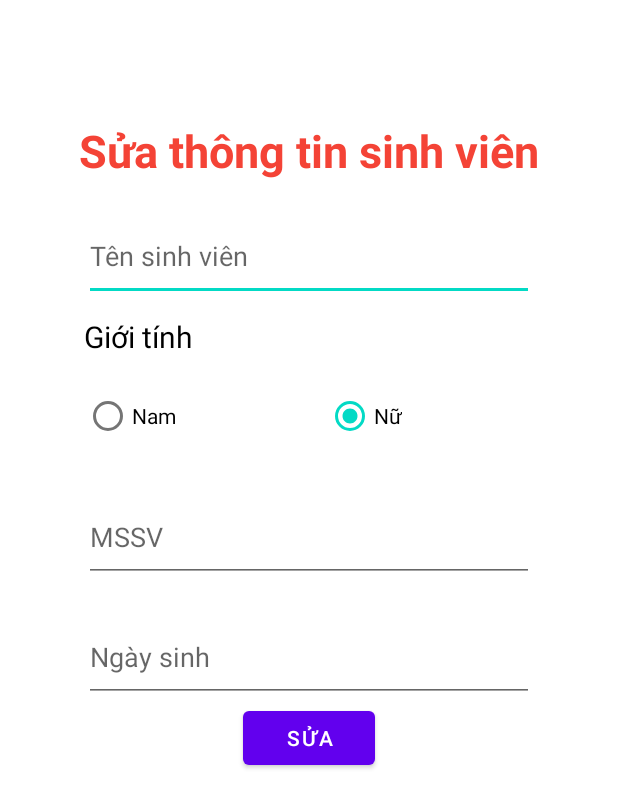
After one commit to nguyenducdungg12/android, an Android app: the ActivityUpdateStudent screen opened directly, with no data from a screen before it, on a phone screen of 412 x 824 dp. The commit adds this screen. Shown: the top 808 px of the screen. Run offline under Robolectric (Android 15) with nearby library versions, the phone set to English and light mode, and no system bars; 1 statement that could not run was skipped.

Commit message:
add student

```diff
--- a/app/src/main/AndroidManifest.xml
+++ b/app/src/main/AndroidManifest.xml
@@ -9,7 +9,8 @@
         android:roundIcon="@mipmap/ic_launcher_round"
         android:supportsRtl="true"
         android:theme="@style/Theme.QLSV">
-        <activity android:name=".ActivityInformationStudent"></activity>
+        <activity android:name=".ActivityUpdateStudent"></activity>
+        <activity android:name=".ActivityInformationStudent" />
         <activity android:name=".ActivityAddStudent" />
         <activity android:name=".ActivityUpdateSubject" />
         <activity android:name=".ActivitySubjectInformation" />
--- a/app/src/main/java/com/deitel/qlsv/ActivitySubject.java
+++ b/app/src/main/java/com/deitel/qlsv/ActivitySubject.java
@@ -129,7 +129,6 @@ public class ActivitySubject extends AppCompatActivity {
         Button btnYes = dialog.findViewById(R.id.buttonYesDeleteSubject);
         Button btnNo = dialog.findViewById(R.id.buttonNoDeleteSubject);
 
-        Log.d("delete", "delete: "+btnYes);
 
         btnYes.setOnClickListener(new View.OnClickListener() {
             @Override
--- /dev/null
+++ b/app/src/main/java/com/deitel/qlsv/ActivityUpdateStudent.java
@@ -0,0 +1,114 @@
+package com.deitel.qlsv;
+
+import androidx.appcompat.app.AppCompatActivity;
+
+import android.app.Dialog;
+import android.content.Intent;
+import android.os.Bundle;
+import android.util.Log;
+import android.view.View;
+import android.widget.Button;
+import android.widget.EditText;
+import android.widget.RadioButton;
+import android.widget.Toast;
+
+import com.deitel.qlsv.database.database;
+import com.deitel.qlsv.models.Student;
+
+public class ActivityUpdateStudent extends AppCompatActivity {
+
+    EditText editTextUpdateName,editTextUpdateCode,editTextUpdateBirthday;
+    RadioButton rdMale,rdFemale;
+    Button btnUpdateStudent;
+    com.deitel.qlsv.database.database database;
+    @Override
+    protected void onCreate(Bundle savedInstanceState) {
+        super.onCreate(savedInstanceState);
+        setContentView(R.layout.activity_update_student);
+
+        editTextUpdateBirthday = findViewById(R.id.EditTextStudentBirthdayUpdate);
+        editTextUpdateName = findViewById(R.id.EditTextStudentNameUpdate);
+        editTextUpdateCode = findViewById(R.id.EditTextStudentCodeUpdate);
+
+        rdFemale = findViewById(R.id.radiobuttonFeMaleUpdate);
+        rdMale = findViewById(R.id.radiobuttonFeMaleUpdate);
+
+        btnUpdateStudent = findViewById(R.id.buttonUpdateStudent);
+        database = new database(this);
+        Intent intent = getIntent();
+
+        int id = intent.getIntExtra("id",0);
+        String name = intent.getStringExtra("name");
+        String sex = intent.getStringExtra("sex");
+        String code = intent.getStringExtra("code");
+        String birthday = intent.getStringExtra("birthday");
+
+        int id_subject = intent.getIntExtra("id_subject",0);
+
+        //gán giá trị lên editext và radiobtn
+
+        editTextUpdateName.setText(name);
+        editTextUpdateCode.setText(code);
+        editTextUpdateBirthday.setText(birthday);
+
+        if(sex.equals("Male")){
+            rdMale.setChecked(true);
+            rdFemale.setChecked(false);
+        }
+        else{
+            rdMale.setChecked(false);
+            rdFemale.setChecked(true);
+        }
+        btnUpdateStudent.setOnClickListener(new View.OnClickListener() {
+            @Override
+            public void onClick(View v) {
+                DialogUpdate(id,id_subject);
+            }
+        });
+    }
+
+    private void DialogUpdate(int id,int id_subject) {
+
+        Dialog dialog = new Dialog(this);
+
+        dialog.setContentView(R.layout.dialogupdatestudent);
+
+        dialog.setCanceledOnTouchOutside(false);
+
+        dialog.show();
+        Button btnYes = dialog.findViewById(R.id.buttonYesupdateStudent);
+        btnYes.setOnClickListener(new View.OnClickListener() {
+            @Override
+            public void onClick(View v) {
+                String name = editTextUpdateName.getText().toString().trim();
+                String code = editTextUpdateCode.getText().toString().trim();
+                String birthday = editTextUpdateBirthday.getText().toString().trim();
+                if(name.equals("")||code.equals("")||birthday.equals("")){
+                    Toast.makeText(ActivityUpdateStudent.this,"Bạn chưa nhập đủ dữ liệu",Toast.LENGTH_SHORT).show();
+                }
+                else{
+                    Student student = createStudent();
+                    database.UpdateStudent(student,id);
+                    Intent intent = new Intent(ActivityUpdateStudent.this,ActivityStudent.class);
+                    intent.putExtra("id_subject",id_subject);
+                    startActivity(intent);
+                    Toast.makeText(ActivityUpdateStudent.this,"Thêm thành công",Toast.LENGTH_SHORT).show();
+                }
+            }
+        });
+    }
+    private Student createStudent(){
+        String name = editTextUpdateName.getText().toString().trim();
+        String code = editTextUpdateCode.getText().toString().trim();
+        String birthday = editTextUpdateBirthday.getText().toString().trim();
+        String sex = "";
+        if(rdFemale.isChecked()){
+            sex="Nữ";
+        }
+        else if(rdMale.isChecked()){
+            sex="Nam";
+        }
+        Student student = new Student(name,sex,code,birthday);
+        return student;
+    }
+}
--- a/app/src/main/java/com/deitel/qlsv/ActivityUpdateSubject.java
+++ b/app/src/main/java/com/deitel/qlsv/ActivityUpdateSubject.java
@@ -5,6 +5,7 @@ import androidx.appcompat.app.AppCompatActivity;
 import android.app.Dialog;
 import android.content.Intent;
 import android.os.Bundle;
+import android.util.Log;
 import android.view.View;
 import android.widget.Button;
 import android.widget.EditText;
@@ -75,6 +76,8 @@ public class ActivityUpdateSubject extends AppCompatActivity {
                     Subject subject = UpdateObject();
                     database.UpdateSubject(subject,id);
                     Intent intent = new Intent(ActivityUpdateSubject.this,ActivitySubject.class);
+                    Toast.makeText(ActivityUpdateSubject.this,"Cập nhật thành công",Toast.LENGTH_SHORT).show();
+
                     startActivity(intent);
                     Toast.makeText(ActivityUpdateSubject.this,"Cập nhật thành công",Toast.LENGTH_SHORT).show();
 
--- a/app/src/main/java/com/deitel/qlsv/adapter/adapterstudent.java
+++ b/app/src/main/java/com/deitel/qlsv/adapter/adapterstudent.java
@@ -62,14 +62,14 @@ public class adapterstudent extends BaseAdapter {
         imgbtnDelete.setOnClickListener((new View.OnClickListener() {
             @Override
             public void onClick(View v) {
-
+                context.delete(id);
             }
         }));
 
         imgbtnupdate.setOnClickListener(new View.OnClickListener() {
             @Override
             public void onClick(View v) {
-
+                context.update(id);
             }
         });
 
--- a/app/src/main/java/com/deitel/qlsv/adapter/adaptersubject.java
+++ b/app/src/main/java/com/deitel/qlsv/adapter/adaptersubject.java
@@ -49,7 +49,6 @@ public class adaptersubject extends BaseAdapter {
         ImageButton imageInformation = (ImageButton)convertView.findViewById(R.id.subjectinformation);
         ImageButton imageUpdate = (ImageButton)convertView.findViewById(R.id.subjectupdate);
         Subject subject = ArrayListSubject.get(position);
-        Log.d("TAG", ""+subject.getNumber_of_credit());
         TextViewCredit.setText(subject.getNumber_of_credit()+"");
         TextViewSubjectTitle.setText(subject.getSubject_title());
         int id = subject.getId();
--- /dev/null
+++ b/app/src/main/res/layout/activity_update_student.xml
@@ -0,0 +1,86 @@
+<?xml version="1.0" encoding="utf-8"?>
+<LinearLayout xmlns:android="http://schemas.android.com/apk/res/android"
+    xmlns:app="http://schemas.android.com/apk/res-auto"
+    xmlns:tools="http://schemas.android.com/tools"
+    android:layout_width="match_parent"
+    android:orientation="vertical"
+    android:layout_height="match_parent"
+    tools:context=".ActivityAddSubject">
+    <TextView
+        android:layout_width="wrap_content"
+        android:layout_height="wrap_content"
+        android:layout_marginTop="80dp"
+        android:layout_gravity="center"
+        android:textStyle="bold"
+        android:textSize="30sp"
+        android:textColor="#F44336"
+        android:text="Sửa thông tin sinh viên">
+    </TextView>
+    <EditText
+        android:layout_marginTop="20dp"
+        android:layout_gravity="center"
+        android:hint="Tên sinh viên"
+        android:id="@+id/EditTextStudentNameUpdate"
+        android:layout_width="300dp"
+        android:layout_height="60dp">
+
+    </EditText>
+    <TextView
+        android:layout_marginTop="10dp"
+        android:textColor="#000000"
+        android:textSize="20sp"
+        android:text="Giới tính"
+        android:layout_gravity="center"
+        android:layout_width="300dp"
+        android:layout_height="wrap_content"></TextView>
+    <RadioGroup
+        android:layout_gravity="center"
+        android:paddingTop="15dp"
+        android:orientation="horizontal"
+        android:layout_width="300dp"
+        android:layout_height="70dp">
+        <RadioButton
+            android:textColor="#000000"
+            android:text="Nam"
+            android:checked="true"
+            android:id="@+id/radiobuttonMaleUpdate"
+            android:layout_width="wrap_content"
+            android:layout_height="wrap_content"></RadioButton>
+
+        <RadioButton
+            android:id="@+id/radiobuttonFeMaleUpdate"
+            android:layout_width="wrap_content"
+            android:layout_height="wrap_content"
+            android:layout_marginLeft="100dp"
+            android:text="Nữ"
+            android:textColor="#000000"></RadioButton>
+    </RadioGroup>
+    <EditText
+        android:layout_marginTop="20dp"
+        android:layout_gravity="center"
+        android:hint="MSSV"
+        android:id="@+id/EditTextStudentCodeUpdate"
+        android:layout_width="300dp"
+        android:layout_height="60dp">
+
+    </EditText>
+    <EditText
+        android:inputType="datetime"
+        android:layout_marginTop="20dp"
+        android:layout_gravity="center"
+        android:hint="Ngày sinh"
+        android:id="@+id/EditTextStudentBirthdayUpdate"
+        android:layout_width="300dp"
+        android:layout_height="60dp">
+    </EditText>
+    <Button
+        android:layout_gravity="center"
+        android:id="@+id/buttonUpdateStudent"
+        android:text="Sửa"
+        android:layout_width="wrap_content"
+        android:layout_height="wrap_content">
+
+    </Button>
+
+
+</LinearLayout>
```
Also changed, not shown: app/src/main/java/com/deitel/qlsv/ActivityStudent.java (+64 -0 lines), app/src/main/java/com/deitel/qlsv/database/database.java (+10 -0 lines), app/src/main/res/layout/activity_add_student.xml (+6 -5 lines), app/src/main/res/layout/dialogdeletestudent.xml (added, +38 -0 lines), app/src/main/res/layout/dialogupdatestudent.xml (added, +38 -0 lines), 528 other files.
